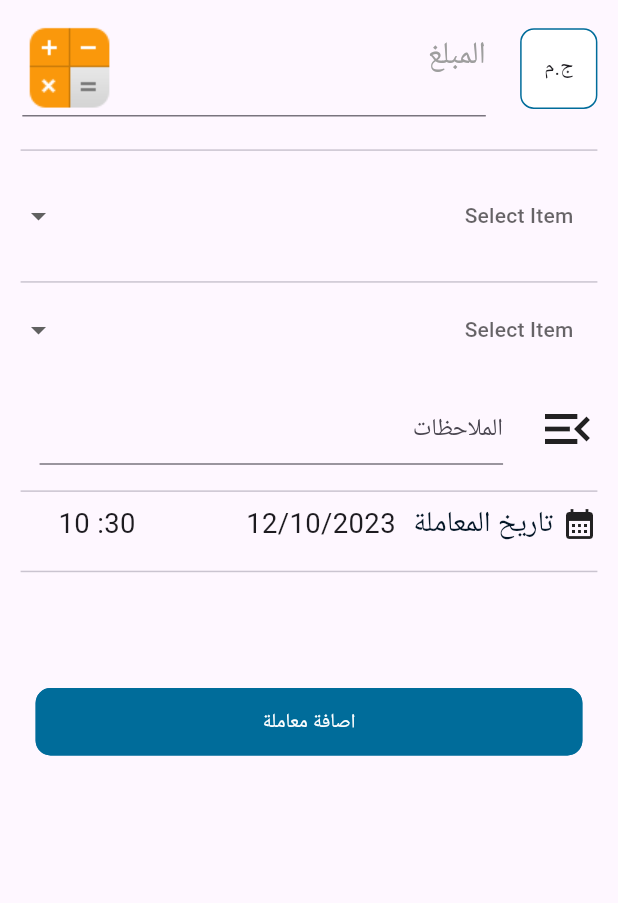
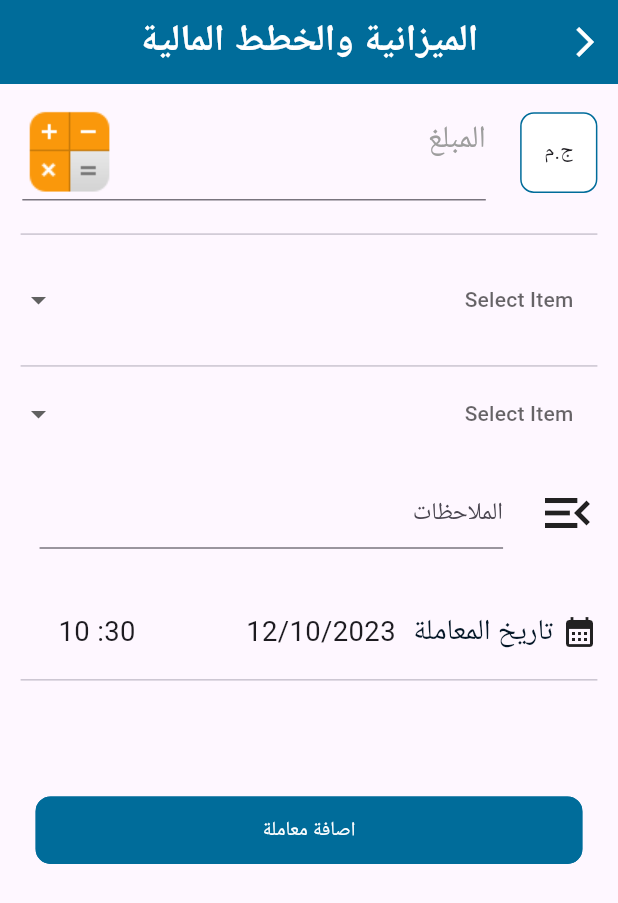
Before and after one commit to tsquare-alex/expenses, a Flutter app: the AddTransaction screen opened directly, on a phone screen of 412 x 824 dp. Shown: the top 903 px of the screen. Run offline on Flutter 3.47's test engine with Material 3 defaults, Android fonts, the phone set to English and light mode, and no system bars; drawn by our look-alikes of dropdown_button2, flutter_easyloading; our stand-ins replace animated_bottom_navigation_bar, auto_route, bloc, cloud_firestore, equatable, firebase_auth and 12 more; missing offline and left inert: circle_progress_bar; accounts and stored records are empty; Roboto replaces fonts that are missing (Tajawal).

Commit message:
finish budget ui

```diff
--- a/lib/general/utilities/routers/RouterImports.dart
+++ b/lib/general/utilities/routers/RouterImports.dart
@@ -8,6 +8,8 @@ import 'package:expenses/general/screens/select_currency/select_currency_imports
 import 'package:expenses/general/screens/select_language/select_language_imports.dart';
 import 'package:expenses/general/screens/splash/SplashImports.dart';
 import 'package:expenses/general/screens/welcome_page/WelcomePageImports.dart';
+import 'package:expenses/user/screens/budget/budget.dart';
+import 'package:expenses/user/screens/budget/widget/add_transaction.dart';
 import 'package:expenses/user/screens/home/home_imports.dart';
 
 part 'Router.dart';
--- a/lib/user/screens/budget/widget/add_transaction.dart
+++ b/lib/user/screens/budget/widget/add_transaction.dart
@@ -1,7 +1,9 @@
+import 'package:auto_route/auto_route.dart';
 import 'package:dropdown_button2/dropdown_button2.dart';
 import 'package:expenses/general/constants/MyColors.dart';
 import 'package:expenses/general/widgets/DefaultButton.dart';
 import 'package:expenses/general/widgets/MyText.dart';
+import 'package:expenses/user/screens/budget/widget/custom_app_bar.dart';
 import 'package:expenses/user/screens/budget/widget/transaction_header.dart';
 import 'package:flutter/material.dart';
 import 'package:flutter_screenutil/flutter_screenutil.dart';
@@ -21,7 +23,24 @@ class _AddTransactionState extends State<AddTransaction> {
 
   @override
   Widget build(BuildContext context) {
-    return Padding(
+    return Scaffold(
+        appBar: AppBar(
+          backgroundColor: MyColors.primary,
+          elevation: 0,
+          leading: IconButton(
+            onPressed: () => AutoRouter.of(context).pop(),
+            icon: const Icon(Icons.arrow_back_ios),
+            color: MyColors.white,
+          ),
+          centerTitle: true,
+          title: MyText(
+            title: "الميزانية والخطط المالية",
+            color: MyColors.white,
+            size: 18.sp,
+            fontWeight: FontWeight.bold,
+          ),
+        ),
+        body: Padding(
           padding: EdgeInsets.all(12.w),
           child: SingleChildScrollView(
             child: Column(
@@ -110,15 +129,15 @@ class _AddTransactionState extends State<AddTransaction> {
                         textAlign: TextAlign.right,
                         cursorColor: MyColors.primary,
                         decoration: InputDecoration(
-                        hintText: "الملاحظات", focusColor: MyColors.primary),
+                            hintText: "الملاحظات",
+                            focusColor: MyColors.primary),
                       ),
                     ),
                   ],
                 ),
                 SizedBox(
-              height: 8.h,
+                  height: 35.h,
                 ),
-            const Divider(),
                 Row(
                   children: [
                     const Icon(Icons.calendar_month),
@@ -167,7 +186,7 @@ class _AddTransactionState extends State<AddTransaction> {
               ],
             ),
           ),
-    );
+        ));
   }
 
   void chosenDate() async {
--- a/pubspec.yaml
+++ b/pubspec.yaml
@@ -45,7 +45,7 @@ dependencies:
   flutter_easyloading:
   flutter_screenutil:
   flutter_staggered_animations:
-  auto_route:
+  auto_route: ^5.0.4
   location:
   flutter_phoenix:
   shared_preferences:
```
Also changed, not shown: lib/general/utilities/routers/Router.dart (+10 -6 lines), lib/user/screens/budget/budget.dart (+28 -26 lines), lib/user/screens/budget/widget/custom_icon.dart (added, +20 -0 lines), assets/images/plus.png (added), lib/general/utilities/routers/RouterImports.gr.dart. Lines whose indentation alone changed are shown as unchanged.
